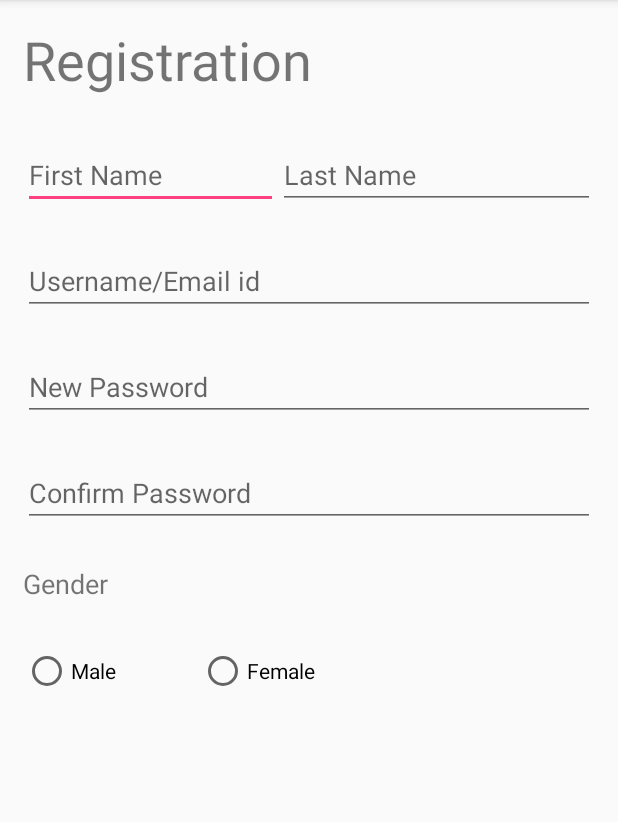
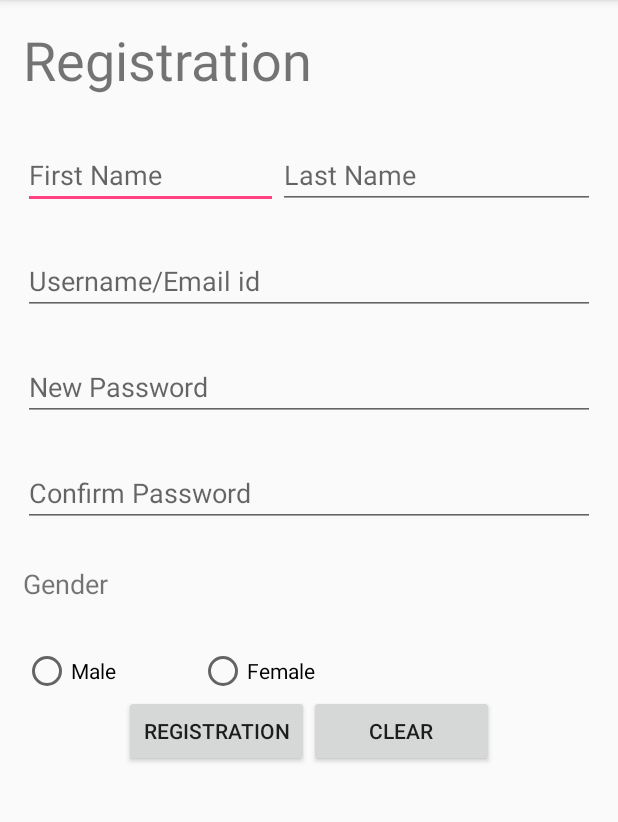
Before and after one commit to Harshu1909/AndroidProject, an Android app: the registration screen opened directly, with no data from a screen before it, on a phone screen of 412 x 824 dp, the part 84-906 px from its top. Run offline under Robolectric (Android 15) with nearby library versions, the phone set to English and light mode, and no system bars.

Commit message:
Login/Registration Event

```diff
--- a/Assignment1/app/src/main/AndroidManifest.xml
+++ b/Assignment1/app/src/main/AndroidManifest.xml
@@ -16,7 +16,8 @@
                 <category android:name="android.intent.category.LAUNCHER" />
             </intent-filter>
         </activity>
-        <activity android:name=".registration"></activity>
+        <activity android:name=".registration" />
+        <activity android:name=".ViewItemList"></activity>
     </application>
 
 </manifest>
--- a/Assignment1/app/src/main/java/com/example/harshpatel/assignment1/registration.java
+++ b/Assignment1/app/src/main/java/com/example/harshpatel/assignment1/registration.java
@@ -2,12 +2,39 @@ package com.example.harshpatel.assignment1;
 
 import android.support.v7.app.AppCompatActivity;
 import android.os.Bundle;
+import android.view.View;
+import android.widget.EditText;
+import android.widget.Toast;
 
 public class registration extends AppCompatActivity {
+
+    EditText Fname,Lname,Username,Password,Cpassword;
 
     @Override
     protected void onCreate(Bundle savedInstanceState) {
         super.onCreate(savedInstanceState);
         setContentView(R.layout.activity_registration);
+
+        Fname = (EditText)findViewById(R.id.Fname);
+        Lname = (EditText)findViewById(R.id.Lname);
+        Username = (EditText)findViewById(R.id.Username);
+        Password = (EditText)findViewById(R.id.Password);
+        Cpassword = (EditText)findViewById(R.id.Cpassword);
+
+    }
+
+    public void register(View view) {
+
+        Toast.makeText(this, "New User has been register", Toast.LENGTH_SHORT).show();
+    }
+
+    public void clear(View view) {
+
+        Fname.setText("");
+        Lname.setText("");
+        Username.setText("");
+        Password.setText("");
+        Cpassword.setText("");
+
     }
 }
--- a/Assignment1/app/src/main/res/layout/activity_registration.xml
+++ b/Assignment1/app/src/main/res/layout/activity_registration.xml
@@ -1,4 +1,8 @@
 <?xml version="1.0" encoding="utf-8"?>
+<ScrollView
+    android:layout_width="match_parent"
+    android:layout_height="match_parent"
+    xmlns:android="http://schemas.android.com/apk/res/android" >
 <LinearLayout xmlns:android="http://schemas.android.com/apk/res/android"
     xmlns:app="http://schemas.android.com/apk/res-auto"
     xmlns:tools="http://schemas.android.com/tools"
@@ -24,7 +28,7 @@
 
 
     <EditText
-        android:id="@+id/editText2"
+        android:id="@+id/Fname"
         android:layout_width="170dp"
         android:layout_height="wrap_content"
         android:ems="10"
@@ -32,7 +36,7 @@
         android:hint="First Name" />
 
     <EditText
-        android:id="@+id/editText4"
+        android:id="@+id/Lname"
         android:layout_width="wrap_content"
         android:layout_height="wrap_content"
         android:ems="10"
@@ -42,7 +46,7 @@
     </LinearLayout>
 
     <EditText
-        android:id="@+id/editText5"
+        android:id="@+id/Username"
         android:layout_width="match_parent"
         android:layout_height="wrap_content"
         android:ems="10"
@@ -51,7 +55,7 @@
         android:hint="Username/Email id" />
 
     <EditText
-        android:id="@+id/editText6"
+        android:id="@+id/Password"
         android:layout_width="match_parent"
         android:layout_height="wrap_content"
         android:layout_marginTop="25dp"
@@ -61,7 +65,7 @@
 
 
     <EditText
-        android:id="@+id/editText7"
+        android:id="@+id/Cpassword"
         android:layout_width="match_parent"
         android:layout_height="wrap_content"
         android:layout_marginTop="25dp"
@@ -96,5 +100,27 @@
         android:text="Female" />
     </LinearLayout>
 
+    <LinearLayout
+        android:layout_width="match_parent"
+        android:layout_height="wrap_content"
+        android:gravity="center"
+        android:orientation="horizontal">
+
+        <Button
+            android:layout_width="123dp"
+            android:layout_height="wrap_content"
+            android:onClick="register"
+            android:text="Registration"/>
+
+        <Button
+            android:layout_width="123dp"
+            android:layout_height="wrap_content"
+            android:onClick="clear"
+            android:text="CLear" />
+
+    </LinearLayout>
+
+
 
 </LinearLayout>
+</ScrollView>
```
Also changed, not shown: Assignment1/app/src/main/java/com/example/harshpatel/assignment1/MainActivity.java (+54 -0 lines), Assignment1/app/src/main/java/com/example/harshpatel/assignment1/ViewItemList.java (added, +13 -0 lines), Assignment1/app/src/main/res/layout/activity_main.xml (+10 -4 lines), Assignment1/app/src/main/res/layout/activity_view_item_list.xml (added, +9 -0 lines).
